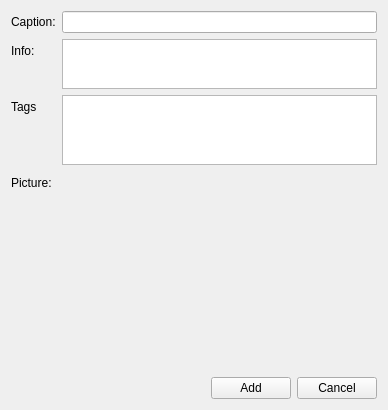
Before: the Qt Designer form qt/apps/configurator/forms/picture_add.ui in Wolframe/qtClient, drawn with Qt 5.
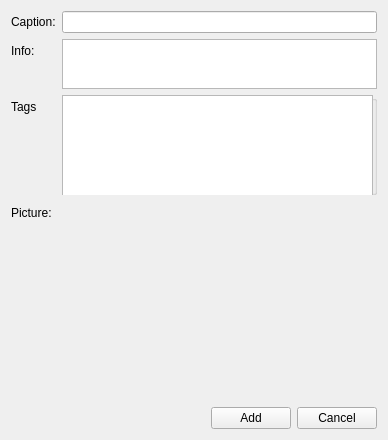
After: the same form once the commit is applied. Custom widgets are drawn as their Qt base class.

Commit message: prepared for save/edit requests of tag/picture associations

Patch:
```diff
--- a/qt/apps/configurator/forms/picture_add.ui
+++ b/qt/apps/configurator/forms/picture_add.ui
@@ -115,7 +115,34 @@
     </widget>
    </item>
    <item row="2" column="1">
+    <widget class="QGroupBox" name="tagwrap">
+     <property name="enabled">
+      <bool>true</bool>
+     </property>
+     <property name="minimumSize">
+      <size>
+       <width>0</width>
+       <height>100</height>
+      </size>
+     </property>
+     <property name="title">
+      <string/>
+     </property>
+     <property name="flat">
+      <bool>true</bool>
+     </property>
+     <property name="checkable">
+      <bool>false</bool>
+     </property>
     <widget class="QTreeWidget" name="tag">
+      <property name="geometry">
+       <rect>
+        <x>0</x>
+        <y>0</y>
+        <width>311</width>
+        <height>101</height>
+       </rect>
+      </property>
      <property name="selectionMode">
       <enum>QAbstractItemView::MultiSelection</enum>
      </property>
@@ -137,6 +164,7 @@
       </property>
      </column>
     </widget>
+    </widget>
    </item>
   </layout>
  </widget>
```
Left out of the diff: 1 changed line with no effect on the pictures. Lines whose indentation alone changed are shown as unchanged. The commit also changes 1 other file.
